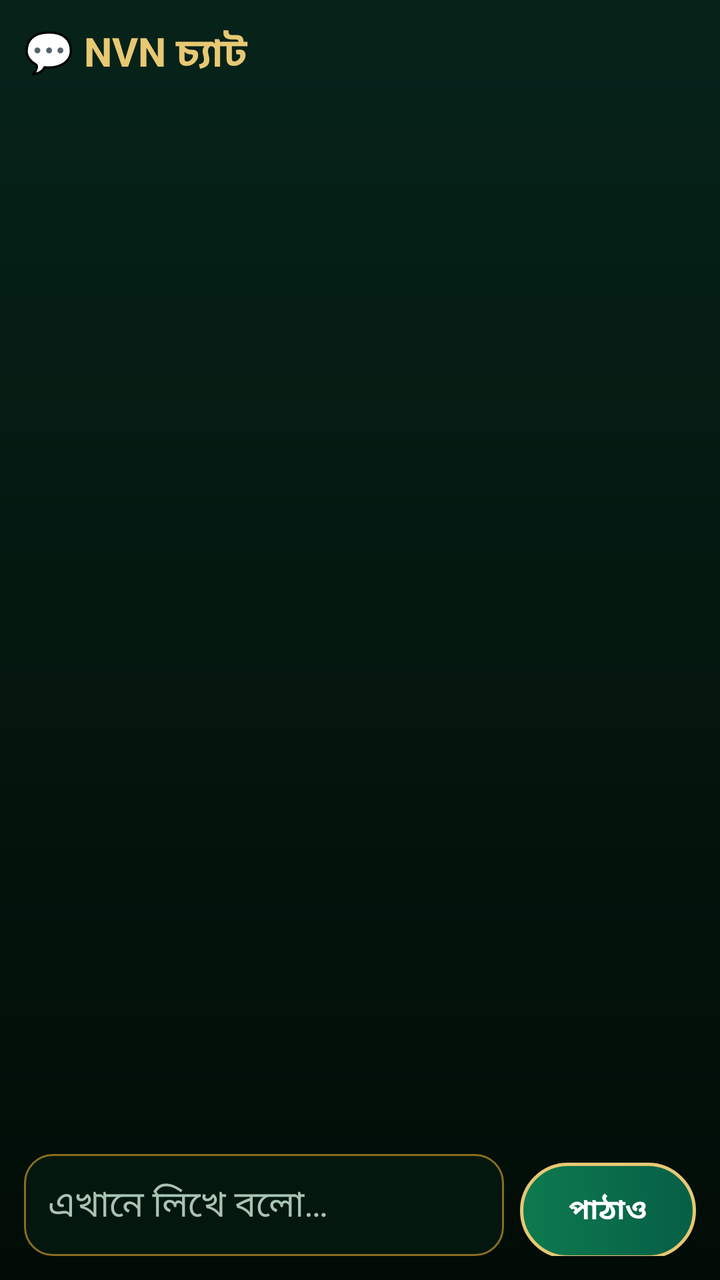
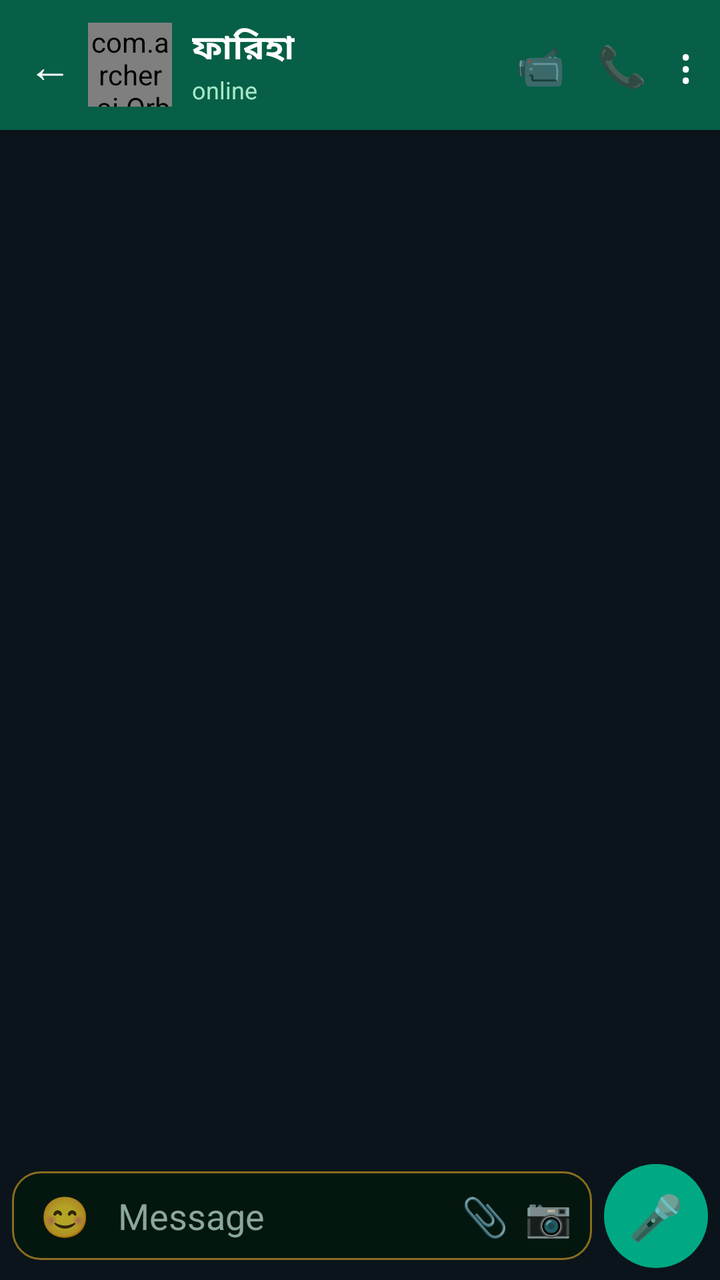

Screens rendered from an Android XML layout before and after an edit, with the pre-edit source and the edit as a unified diff.
<!-- AndroidManifest.xml: application theme AppTheme -->
<!-- res/layout/activity_chat.xml -->
<?xml version="1.0" encoding="utf-8"?>
<LinearLayout xmlns:android="http://schemas.android.com/apk/res/android"
    android:layout_width="match_parent"
    android:layout_height="match_parent"
    android:background="@drawable/bg_main"
    android:orientation="vertical"
    android:padding="12dp">

    <TextView
        android:layout_width="match_parent"
        android:layout_height="wrap_content"
        android:text="💬 NVN চ্যাট"
        android:textColor="#E7C873"
        android:textSize="20sp"
        android:textStyle="bold" />

    <LinearLayout
        android:id="@+id/workCard"
        android:layout_width="match_parent"
        android:layout_height="wrap_content"
        android:layout_marginTop="10dp"
        android:background="@drawable/bg_card"
        android:orientation="vertical"
        android:padding="12dp"
        android:visibility="gone">

        <TextView
            android:layout_width="match_parent"
            android:layout_height="wrap_content"
            android:text="🌐 ব্রাউজার কার্ড — লাইভ কাজ"
            android:textColor="#4ADE80"
            android:textSize="14sp"
            android:textStyle="bold" />

        <TextView
            android:id="@+id/workText"
            android:layout_width="match_parent"
            android:layout_height="wrap_content"
            android:layout_marginTop="6dp"
            android:textColor="#EDE6D6"
            android:textSize="13sp" />

        <ImageView
            android:id="@+id/workShot"
            android:layout_width="match_parent"
            android:layout_height="wrap_content"
            android:layout_marginTop="8dp"
            android:adjustViewBounds="true"
            android:maxHeight="220dp"
            android:visibility="gone" />
    </LinearLayout>

    <ScrollView
        android:id="@+id/chatScroll"
        android:layout_width="match_parent"
        android:layout_height="0dp"
        android:layout_marginTop="10dp"
        android:layout_weight="1">

        <LinearLayout
            android:id="@+id/msgBox"
            android:layout_width="match_parent"
            android:layout_height="wrap_content"
            android:orientation="vertical" />
    </ScrollView>

    <LinearLayout
        android:layout_width="match_parent"
        android:layout_height="wrap_content"
        android:layout_marginTop="10dp"
        android:orientation="horizontal">

        <EditText
            android:id="@+id/chatInput"
            android:layout_width="0dp"
            android:layout_height="wrap_content"
            android:layout_weight="1"
            android:background="@drawable/bg_input"
            android:gravity="center_vertical"
            android:hint="এখানে লিখে বলো…"
            android:maxLines="4"
            android:padding="12dp"
            android:textColor="#F3E9C8"
            android:textColorHint="#A8C3B2" />

        <Button
            android:id="@+id/chatSend"
            android:layout_width="wrap_content"
            android:layout_height="wrap_content"
            android:layout_marginStart="8dp"
            android:background="@drawable/btn_primary"
            android:padding="12dp"
            android:text="পাঠাও"
            android:textColor="#FFFFFF"
            android:textStyle="bold" />
    </LinearLayout>
</LinearLayout>
<!-- resources referenced by this layout -->
<resources>
  <!-- drawable bg_card (drawable) -->
  <?xml version="1.0" encoding="utf-8"?>
  <shape xmlns:android="http://schemas.android.com/apk/res/android" android:shape="rectangle">
      <corners android:radius="16dp" />
      <solid android:color="#07271C" />
      <stroke android:width="1.5dp" android:color="#C9A227" />
  </shape>
  <!-- drawable bg_input (drawable) -->
  <?xml version="1.0" encoding="utf-8"?>
  <shape xmlns:android="http://schemas.android.com/apk/res/android" android:shape="rectangle">
      <corners android:radius="14dp" />
      <solid android:color="#04170F" />
      <stroke android:width="1dp" android:color="#8A6D1F" />
  </shape>
  <!-- drawable bg_main (drawable) -->
  <?xml version="1.0" encoding="utf-8"?>
  <shape xmlns:android="http://schemas.android.com/apk/res/android" android:shape="rectangle">
      <gradient android:angle="270" android:startColor="#06231A" android:centerColor="#04170F" android:endColor="#020C07" />
  </shape>
  <!-- drawable btn_primary (drawable) -->
  <?xml version="1.0" encoding="utf-8"?>
  <shape xmlns:android="http://schemas.android.com/apk/res/android" android:shape="rectangle">
      <corners android:radius="28dp" />
      <gradient android:startColor="#0E7A4F" android:endColor="#065F46" android:angle="0" />
      <stroke android:width="1.5dp" android:color="#E7C873" />
  </shape>
  <style name="AppTheme" parent="android:Theme.Material.NoActionBar">
          <item name="android:windowBackground">#05030D</item>
          <item name="android:colorAccent">#A855F7</item>
          <item name="android:statusBarColor">#05030D</item>
          <item name="android:navigationBarColor">#05030D</item>
          <item name="android:windowLightStatusBar">false</item>
      </style>
</resources>

<!-- the commit's change to res/layout/activity_chat.xml (unified diff, before → after) -->
@@ -2,23 +2,91 @@
 <LinearLayout xmlns:android="http://schemas.android.com/apk/res/android"
     android:layout_width="match_parent"
     android:layout_height="match_parent"
-    android:background="@drawable/bg_main"
-    android:orientation="vertical"
-    android:padding="12dp">
-
-    <TextView
+    android:background="#0B141A"
+    android:orientation="vertical">
+
+    
+    <LinearLayout
         android:layout_width="match_parent"
         android:layout_height="wrap_content"
-        android:text="💬 NVN চ্যাট"
-        android:textColor="#E7C873"
-        android:textSize="20sp"
-        android:textStyle="bold" />
+        android:background="#065F46"
+        android:gravity="center_vertical"
+        android:orientation="horizontal"
+        android:paddingStart="6dp"
+        android:paddingTop="8dp"
+        android:paddingEnd="6dp"
+        android:paddingBottom="8dp">
+
+        <TextView
+            android:id="@+id/chatBack"
+            android:layout_width="wrap_content"
+            android:layout_height="wrap_content"
+            android:padding="8dp"
+            android:text="←"
+            android:textColor="#FFFFFF"
+            android:textSize="22sp" />
+
+        <com.archer.ai.OrbView
+            android:id="@+id/chatAvatar"
+            android:layout_width="42dp"
+            android:layout_height="42dp" />
+
+        <LinearLayout
+            android:layout_width="0dp"
+            android:layout_height="wrap_content"
+            android:layout_marginStart="10dp"
+            android:layout_weight="1"
+            android:orientation="vertical">
+
+            <TextView
+                android:id="@+id/chatName"
+                android:layout_width="wrap_content"
+                android:layout_height="wrap_content"
+                android:text="ফারিহা"
+                android:textColor="#FFFFFF"
+                android:textSize="17sp"
+                android:textStyle="bold" />
+
+            <TextView
+                android:id="@+id/chatStatus"
+                android:layout_width="wrap_content"
+                android:layout_height="wrap_content"
+                android:text="online"
+                android:textColor="#A7E8C8"
+                android:textSize="12sp" />
+        </LinearLayout>
+
+        <TextView
+            android:id="@+id/chatVideo"
+            android:layout_width="wrap_content"
+            android:layout_height="wrap_content"
+            android:padding="8dp"
+            android:text="📹"
+            android:textSize="20sp" />
+
+        <TextView
+            android:id="@+id/chatCall"
+            android:layout_width="wrap_content"
+            android:layout_height="wrap_content"
+            android:padding="8dp"
+            android:text="📞"
+            android:textSize="20sp" />
+
+        <TextView
+            android:id="@+id/chatMenu"
+            android:layout_width="wrap_content"
+            android:layout_height="wrap_content"
+            android:padding="8dp"
+            android:text="⋮"
+            android:textColor="#FFFFFF"
+            android:textSize="24sp" />
+    </LinearLayout>
 
     <LinearLayout
         android:id="@+id/workCard"
         android:layout_width="match_parent"
         android:layout_height="wrap_content"
-        android:layout_marginTop="10dp"
+        android:layout_margin="10dp"
         android:background="@drawable/bg_card"
         android:orientation="vertical"
         android:padding="12dp"
@@ -54,44 +122,83 @@
         android:id="@+id/chatScroll"
         android:layout_width="match_parent"
         android:layout_height="0dp"
-        android:layout_marginTop="10dp"
         android:layout_weight="1">
 
         <LinearLayout
             android:id="@+id/msgBox"
             android:layout_width="match_parent"
             android:layout_height="wrap_content"
-            android:orientation="vertical" />
+            android:orientation="vertical"
+            android:paddingStart="10dp"
+            android:paddingTop="10dp"
+            android:paddingEnd="10dp"
+            android:paddingBottom="6dp" />
     </ScrollView>
 
+    
     <LinearLayout
         android:layout_width="match_parent"
         android:layout_height="wrap_content"
-        android:layout_marginTop="10dp"
-        android:orientation="horizontal">
-
-        <EditText
-            android:id="@+id/chatInput"
+        android:gravity="center_vertical"
+        android:orientation="horizontal"
+        android:padding="6dp">
+
+        <LinearLayout
             android:layout_width="0dp"
             android:layout_height="wrap_content"
             android:layout_weight="1"
             android:background="@drawable/bg_input"
             android:gravity="center_vertical"
-            android:hint="এখানে লিখে বলো…"
-            android:maxLines="4"
-            android:padding="12dp"
-            android:textColor="#F3E9C8"
-            android:textColorHint="#A8C3B2" />
-
-        <Button
+            android:orientation="horizontal"
+            android:paddingStart="10dp"
+            android:paddingEnd="6dp">
+
+            <TextView
+                android:id="@+id/chatEmoji"
+                android:layout_width="wrap_content"
+                android:layout_height="wrap_content"
+                android:padding="4dp"
+                android:text="😊"
+                android:textSize="20sp" />
+
+            <EditText
+                android:id="@+id/chatInput"
+                android:layout_width="0dp"
+                android:layout_height="wrap_content"
+                android:layout_weight="1"
+                android:background="@null"
+                android:gravity="center_vertical"
+                android:hint="Message"
+                android:maxLines="4"
+                android:padding="10dp"
+                android:textColor="#F3E9C8"
+                android:textColorHint="#8AA79B" />
+
+            <TextView
+                android:id="@+id/chatAttach"
+                android:layout_width="wrap_content"
+                android:layout_height="wrap_content"
+                android:padding="4dp"
+                android:text="📎"
+                android:textSize="19sp" />
+
+            <TextView
+                android:id="@+id/chatCamera"
+                android:layout_width="wrap_content"
+                android:layout_height="wrap_content"
+                android:padding="4dp"
+                android:text="📷"
+                android:textSize="19sp" />
+        </LinearLayout>
+
+        <TextView
             android:id="@+id/chatSend"
-            android:layout_width="wrap_content"
-            android:layout_height="wrap_content"
-            android:layout_marginStart="8dp"
-            android:background="@drawable/btn_primary"
-            android:padding="12dp"
-            android:text="পাঠাও"
-            android:textColor="#FFFFFF"
-            android:textStyle="bold" />
+            android:layout_width="52dp"
+            android:layout_height="52dp"
+            android:layout_marginStart="6dp"
+            android:background="@drawable/btn_mic_green"
+            android:gravity="center"
+            android:text="🎤"
+            android:textSize="22sp" />
     </LinearLayout>
 </LinearLayout>
<!-- resource entries referenced after the edit -->
@@ -14,17 +14,10 @@
       <solid android:color="#04170F" />
       <stroke android:width="1dp" android:color="#8A6D1F" />
   </shape>
-  <!-- drawable bg_main (drawable) -->
+  <!-- drawable btn_mic_green (drawable) -->
   <?xml version="1.0" encoding="utf-8"?>
-  <shape xmlns:android="http://schemas.android.com/apk/res/android" android:shape="rectangle">
-      <gradient android:angle="270" android:startColor="#06231A" android:centerColor="#04170F" android:endColor="#020C07" />
-  </shape>
-  <!-- drawable btn_primary (drawable) -->
-  <?xml version="1.0" encoding="utf-8"?>
-  <shape xmlns:android="http://schemas.android.com/apk/res/android" android:shape="rectangle">
-      <corners android:radius="28dp" />
-      <gradient android:startColor="#0E7A4F" android:endColor="#065F46" android:angle="0" />
-      <stroke android:width="1.5dp" android:color="#E7C873" />
+  <shape xmlns:android="http://schemas.android.com/apk/res/android" android:shape="oval">
+      <solid android:color="#00A884" />
   </shape>
   <style name="AppTheme" parent="android:Theme.Material.NoActionBar">
           <item name="android:windowBackground">#05030D</item>
